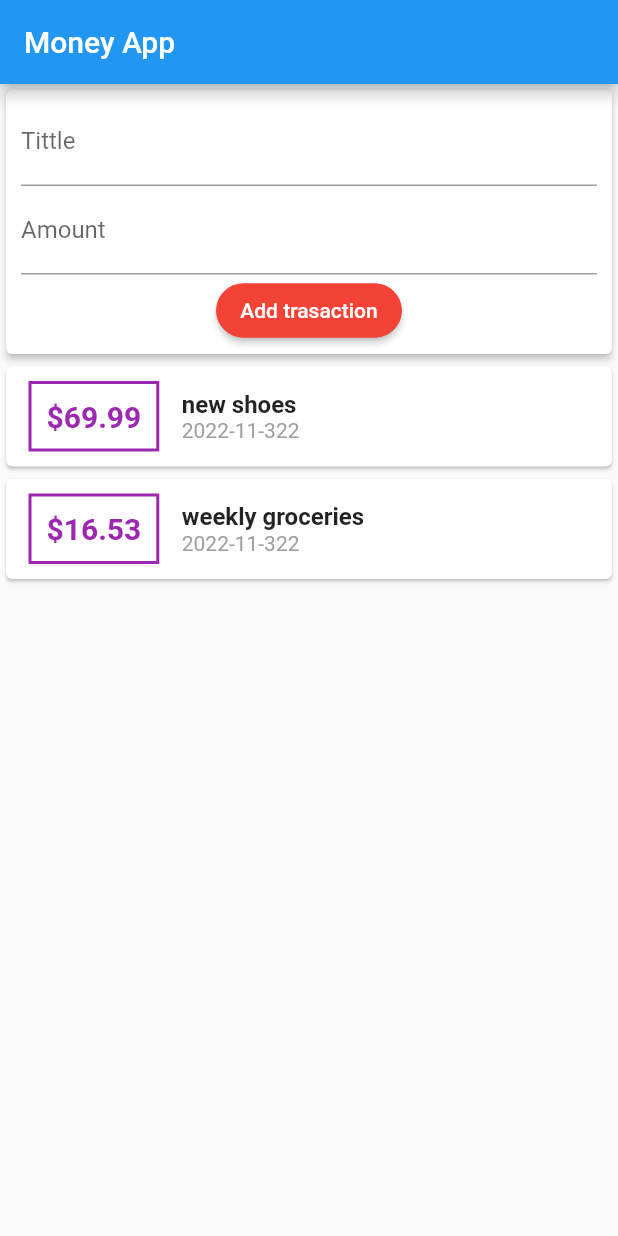
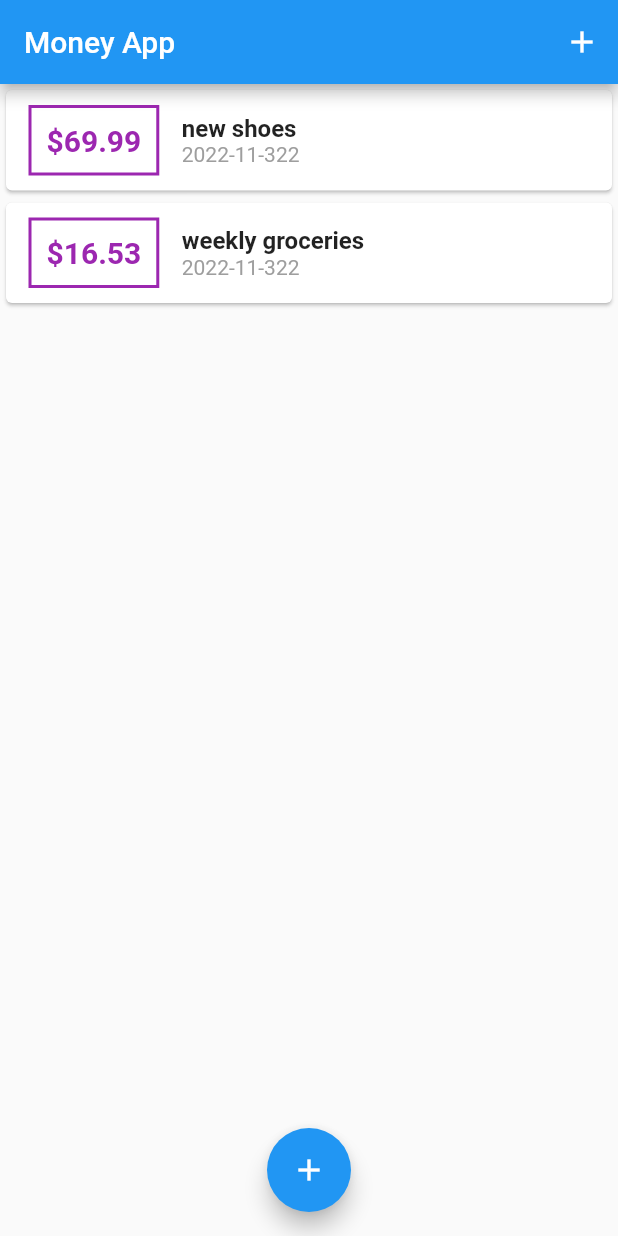
Before and after one commit to MatheoNieto/personal_expenses-, a Flutter app: the screen it shows after launch, on a phone screen of 412 x 824 dp. Run offline on Flutter 3.47's test engine with Material 2 defaults, Android fonts, the phone set to English and light mode, and no system bars.

Commit message:
add sheet for create transaction

```diff
--- a/lib/main.dart
+++ b/lib/main.dart
@@ -34,22 +34,31 @@ class _MyHomePageState extends State<MyHomePage>{
     });
   }
 
+  void _startAddNewTransaction(BuildContext ctx){
+    showModalBottomSheet(context: ctx, builder: (_){
+     return GestureDetector(behavior: HitTestBehavior.opaque, onTap: (){}, child:CreateTransaction((newTransaction)=> updateTransactions(newTransaction)));
+    });
+  }
 
   @override
   Widget build(BuildContext context) {
     return Scaffold(
       appBar: AppBar(
         title: Text('Money App'),
+        actions: [
+          IconButton(onPressed: ()=>_startAddNewTransaction(context), icon: Icon(Icons.add))
+        ],
       ),
       body: SingleChildScrollView(
         physics: ClampingScrollPhysics(),
         child: Column(
           children: [
-            CreateTransaction((newTransaction)=> updateTransactions(newTransaction)),
             TransactionList(_userTransactions),
           ],
         ),
       ),
+      floatingActionButtonLocation: FloatingActionButtonLocation.centerFloat,
+      floatingActionButton: FloatingActionButton(child: Icon(Icons.add), onPressed: ()=>_startAddNewTransaction(context),),
     );
   }
 }
--- a/lib/widgets/CreateTransaction.dart
+++ b/lib/widgets/CreateTransaction.dart
@@ -9,7 +9,15 @@ class CreateTransaction extends StatelessWidget {
   final titleController = TextEditingController();
   final amounController = TextEditingController();
 
-  void _addTransaction(String titleTransaction, double valueTransaction){
+  void _addTransaction(){
+
+    final titleTransaction = titleController.text;
+    final valueTransaction = double.parse(amounController.text);
+
+    if(titleTransaction.isEmpty || valueTransaction < 1){
+      return;
+    }
+
     final newTransaction = Transaction(id: DateTime.now().toString(), title: titleTransaction, amount: valueTransaction, date: DateTime.now());
     onCreatedTransaction(newTransaction);
   }
@@ -23,8 +31,8 @@ class CreateTransaction extends StatelessWidget {
         padding: EdgeInsets.symmetric(horizontal: 10, vertical: 5),
         child: Column(
           children: [
-            TextField(decoration: InputDecoration(labelText: 'Tittle'), controller: titleController,),
-            TextField(decoration: InputDecoration(labelText: 'Amount'), controller: amounController,),
+            TextField(decoration: InputDecoration(labelText: 'Tittle'), controller: titleController, keyboardType: TextInputType.text, onSubmitted: (_)=>_addTransaction()),
+            TextField(decoration: InputDecoration(labelText: 'Amount'), controller: amounController, keyboardType: TextInputType.number, onSubmitted: (_)=>_addTransaction(), ),
             ElevatedButton(
               style: ButtonStyle(
                 backgroundColor: MaterialStateProperty.all( Colors.red),
@@ -34,7 +42,7 @@ class CreateTransaction extends StatelessWidget {
                   side: BorderSide(color: Colors.red)
                 ))
               ),
-              child: Text('Add trasaction', style: TextStyle(color: Colors.white),), onPressed: ()=> _addTransaction(titleController.text, double.parse(amounController.text)),)
+              child: Text('Add trasaction', style: TextStyle(color: Colors.white),), onPressed: ()=> _addTransaction,)
           ],
         ),
       ),
--- a/lib/widgets/Transaction.dart
+++ b/lib/widgets/Transaction.dart
@@ -23,7 +23,7 @@ class TransactionInfo extends StatelessWidget {
                 )
             ),
             padding: const EdgeInsets.all(10),
-            child: Text('\$${amount}',
+            child: Text('\$${amount.toStringAsFixed(2)}',
               style: const TextStyle(
                   fontWeight: FontWeight.bold,
                   fontSize: 20,
```
